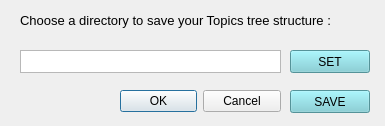
Old version of the form src/gui/snapshot.ui in the repository Sekky61/MQTT-monitor.
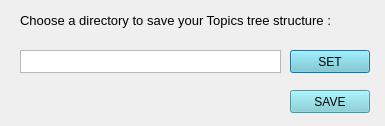
New version of the form.

The edit to the form file:
```diff
--- a/src/gui/snapshot.ui
+++ b/src/gui/snapshot.ui
@@ -97,25 +97,6 @@
     <bool>false</bool>
    </property>
   </widget>
-  <widget class="QDialogButtonBox" name="buttonBox">
-   <property name="geometry">
-    <rect>
-     <x>120</x>
-     <y>90</y>
-     <width>161</width>
-     <height>23</height>
-    </rect>
-   </property>
-   <property name="autoFillBackground">
-    <bool>true</bool>
-   </property>
-   <property name="orientation">
-    <enum>Qt::Horizontal</enum>
-   </property>
-   <property name="standardButtons">
-    <set>QDialogButtonBox::Cancel|QDialogButtonBox::Ok</set>
-   </property>
-  </widget>
  </widget>
  <resources/>
  <connections/>
```
